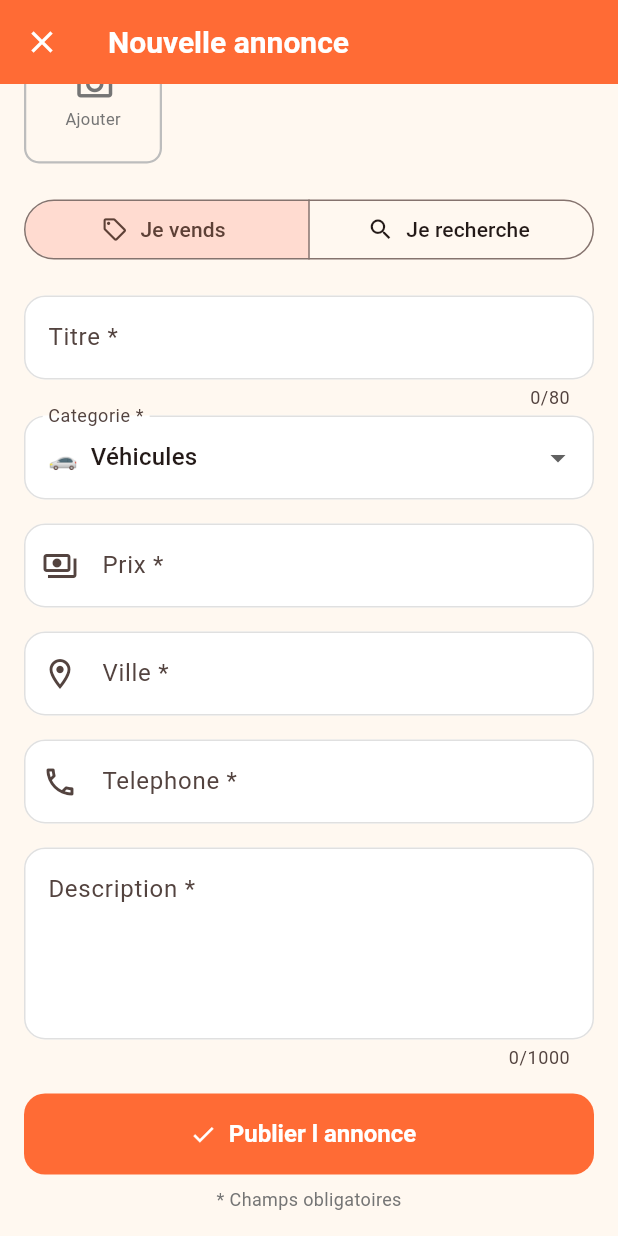
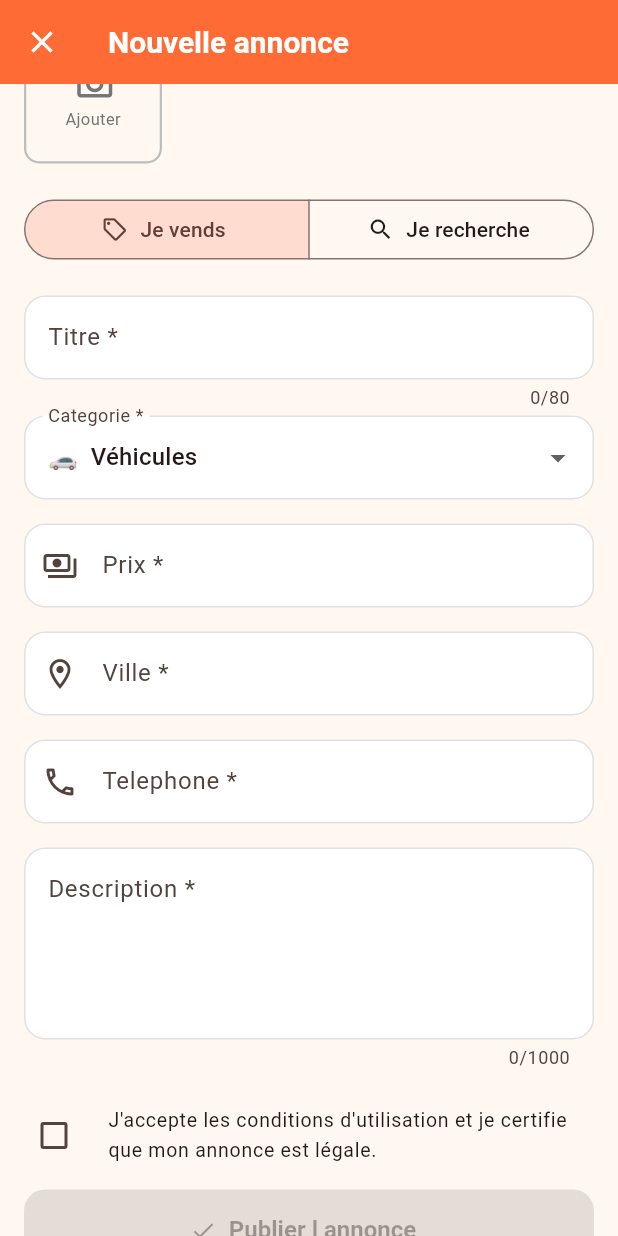
Before and after one commit to mouhoubi11-wq/market-app, a Flutter app: the PostAdScreen screen opened directly, scrolled down 171 dp, on a phone screen of 412 x 824 dp. Run offline on Flutter 3.47's test engine with Material 3 defaults, Android fonts, the phone set to English and light mode, and no system bars; our stand-ins replace image_picker, share_plus, shared_preferences; accounts and stored records are empty.

Commit message:
Update post_ad_screen.dart

```diff
--- a/lib/screens/post_ad_screen.dart
+++ b/lib/screens/post_ad_screen.dart
@@ -26,6 +26,7 @@ class _PostAdScreenState extends State<PostAdScreen> {
   String _categoryId = kCategories.first.id;
   String _type = 'vente';
   bool _saving = false;
+  bool _acceptTerms = false;
   static const _maxPhotos = 5;
 
   @override
@@ -136,10 +137,10 @@ class _PostAdScreenState extends State<PostAdScreen> {
                 gradient: const LinearGradient(colors: [Color(0xFFFF6B35), Color(0xFFFF3D71)]),
                 borderRadius: BorderRadius.circular(16),
               ),
-                         child: const Row(
-             children: [
-               Icon(Icons.auto_awesome, color: Colors.white, size: 28),
-               SizedBox(width: 12),
+              child: const Row(
+                children: [
+                  Icon(Icons.auto_awesome, color: Colors.white, size: 28),
+                  SizedBox(width: 12),
                   Expanded(
                     child: Text('Bonne vente !\nRemplissez les champs pour publier.',
                         style: TextStyle(color: Colors.white, fontSize: 14, fontWeight: FontWeight.w500, height: 1.4)),
@@ -218,8 +219,20 @@ class _PostAdScreenState extends State<PostAdScreen> {
               validator: (v) => (v == null || v.trim().length < 10) ? 'Description trop courte (10 caract. min)' : null,
             ),
             const SizedBox(height: 16),
+            CheckboxListTile(
+              value: _acceptTerms,
+              onChanged: (val) => setState(() => _acceptTerms = val ?? false),
+              title: const Text(
+                "J'accepte les conditions d'utilisation et je certifie que mon annonce est légale.",
+                style: TextStyle(fontSize: 13),
+              ),
+              controlAffinity: ListTileControlAffinity.leading,
+              contentPadding: EdgeInsets.zero,
+              activeColor: const Color(0xFFFF6B35),
+            ),
+            const SizedBox(height: 8),
             FilledButton.icon(
-              onPressed: _saving ? null : _submit,
+              onPressed: (_saving || !_acceptTerms) ? null : _submit,
               icon: _saving
                   ? const SizedBox(width: 18, height: 18, child: CircularProgressIndicator(strokeWidth: 2, color: Colors.white))
                   : const Icon(Icons.check),
```
